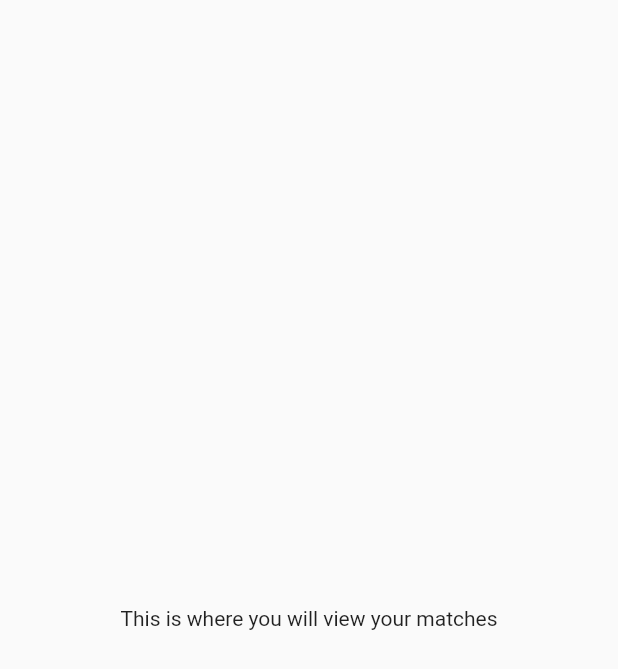
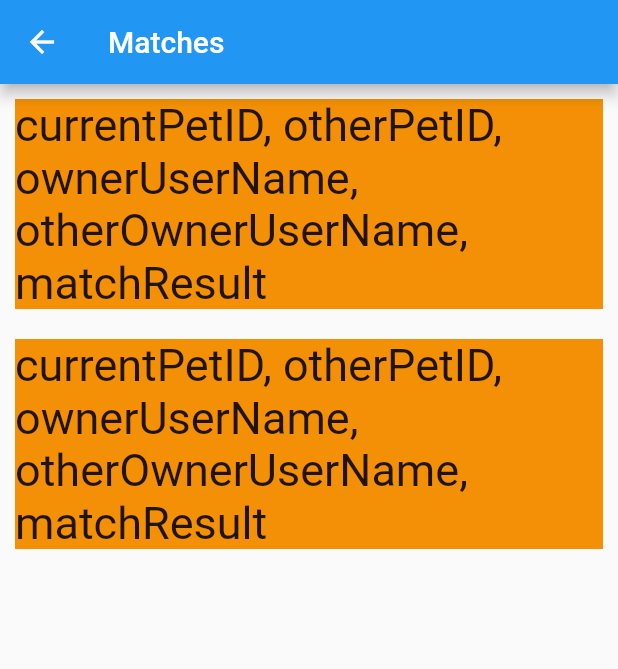
Before and after one commit to SoftwareConstruction-Team3/Paw-Tindr, a Flutter app: the MatchView screen opened directly, on a phone screen of 412 x 824 dp. Shown: the top 669 px of the screen. Run offline on Flutter 3.47's test engine with Material 2 defaults, Android fonts, the phone set to English and light mode, and no system bars; our stand-ins replace cloud_firestore, firebase_auth, firebase_core, swipe_cards; missing offline and left inert: swipeable_card_stack; accounts and stored records are empty.

Commit message:
changed match class to act as a widget, will create an actual model class next

```diff
--- a/paw_tindr/lib/models/match.dart
+++ b/paw_tindr/lib/models/match.dart
@@ -1,20 +1,37 @@
+import 'package:flutter/material.dart';
+
+import 'package:flutter/material.dart';
 import 'package:paw_tindr/models/pet.dart';
 import 'package:paw_tindr/models/owner.dart';
 import 'package:paw_tindr/models/chat.dart';
 
-class Match {
-  String currentPetID;
-  String otherPetID;
-  String ownerUserName;
-  String otherOwnerUserName;
-  bool matchResult;
+class Match extends StatelessWidget {
+  // String currentPetID;
+  // String otherPetID;
+  // String ownerUserName;
+  // String otherOwnerUserName;
+  // bool matchResult;
 
-  Match(this.currentPetID, this.otherPetID, this.ownerUserName,
-      this.otherOwnerUserName, this.matchResult);
+  // Match(this.currentPetID, this.otherPetID, this.ownerUserName,
+  //     this.otherOwnerUserName, this.matchResult);
 
-  void displayMatch() {}
+  // void displayMatch() {}
 
-  void goToChat() {}
+  // void goToChat() {}
 
-  void sendFirstMessage() {}
+  // void sendFirstMessage() {}
+
+  @override
+  Widget build(BuildContext context) {
+    return Padding(
+      padding: const EdgeInsets.all(10),
+      child: Container(
+        color: const Color.fromARGB(255, 243, 144, 5),
+        child: const Text(
+          'currentPetID, otherPetID, ownerUserName, otherOwnerUserName, matchResult',
+          style: TextStyle(fontSize: 30),
+        ),
+      ),
+    );
+  }
 }
--- a/paw_tindr/lib/views/matches_view.dart
+++ b/paw_tindr/lib/views/matches_view.dart
@@ -1,4 +1,5 @@
 import 'package:flutter/material.dart';
+import 'package:paw_tindr/models/match.dart';
 
 class MatchView extends StatefulWidget {
   const MatchView({Key? key}) : super(key: key);
@@ -8,11 +9,23 @@ class MatchView extends StatefulWidget {
 }
 
 class _MatchViewState extends State<MatchView> {
+  final List<Widget> matches = [
+    Match(),
+    Match(),
+  ];
+
   @override
   Widget build(BuildContext context) {
-    return const Scaffold(
-      body: Center(
-        child: Text('This is where you will view your matches'),
+    return Scaffold(
+      appBar: AppBar(
+        title: const Text('Matches'),
+      ),
+      body: Container(
+        child: Center(
+          child: ListView(
+            children: matches,
+          ),
+        ),
       ),
     );
   }
```
